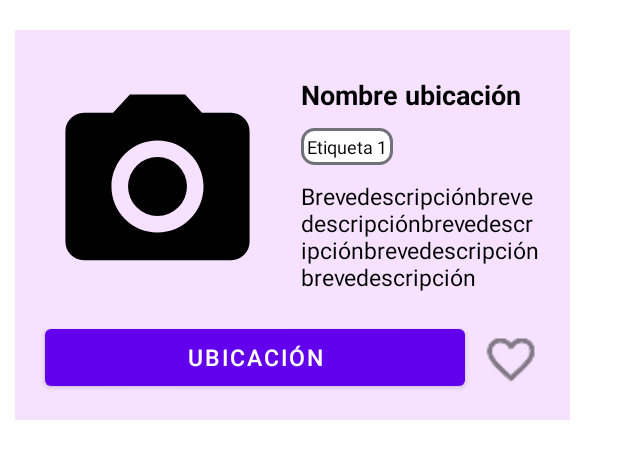
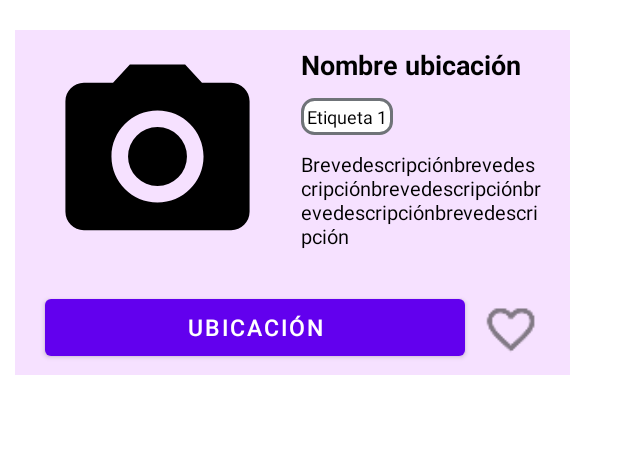
Before and after one commit to SantiFdezz/CornerFinderApp, an Android app: the layout recycler_view_hotspots.xml on its own in the app's theme, with its tools: preview values and no code run, on a phone screen of 412 x 824 dp. Shown: the top 459 px of the screen. Run offline under Robolectric (Android 15) with nearby library versions, the light colour scheme and no system bars; network calls fail.

Commit message:
#11 Cambiados el layout

```diff
--- a/AndroidCornerFinder/app/src/main/java/com/example/cornerfinder/ui/hotspots/HotspotsData.java
+++ b/AndroidCornerFinder/app/src/main/java/com/example/cornerfinder/ui/hotspots/HotspotsData.java
@@ -31,9 +31,9 @@ public class HotspotsData {
 
     public HotspotsData(JSONObject json){
         try{
-            this.placeName = json.getString("placeName");
+            this.placeName = json.getString("place_name");
             this.descripcion = json.getString("descripcion");
-            this.etiqueta = json.getString("etiqueta");
+            this.etiqueta = json.getString("tag");
             this.location = json.getString("location");
             this.image_url = json.getString("image_url");
         }catch (JSONException e){ e.printStackTrace(); }
--- a/AndroidCornerFinder/app/src/main/java/com/example/cornerfinder/ui/hotspots/HotspotsFragment.java
+++ b/AndroidCornerFinder/app/src/main/java/com/example/cornerfinder/ui/hotspots/HotspotsFragment.java
@@ -45,7 +45,7 @@ public class HotspotsFragment extends Fragment {
 // una lista.
         JsonArrayRequest request = new JsonArrayRequest(
                 Request.Method.GET,
-                "https://raw.githubusercontent.com/Bl4nc018/Proyectos-2-trimestre/main/beaches.json",
+                "https://raw.githubusercontent.com/Bl4nc018/Proyectos-2-trimestre/main/saved_places.json",
                 null,
                 response -> {
                     List<HotspotsData> allTheHotspots = new ArrayList<>();
--- a/AndroidCornerFinder/app/src/main/res/layout/recycler_view_hotspots.xml
+++ b/AndroidCornerFinder/app/src/main/res/layout/recycler_view_hotspots.xml
@@ -3,7 +3,7 @@
     xmlns:android="http://schemas.android.com/apk/res/android"
     xmlns:app="http://schemas.android.com/apk/res-auto"
     android:layout_width="370dp"
-    android:layout_height="260dp"
+    android:layout_height="230dp"
     android:layout_marginTop="20dp"
     android:layout_marginStart="10dp"
     android:layout_marginEnd="20dp"
@@ -14,7 +14,7 @@
         android:layout_width="150dp"
         android:layout_height="147dp"
         android:layout_marginStart="20dp"
-        android:layout_marginTop="30dp"
+        android:layout_marginTop="10dp"
         android:src="@drawable/ic_menu_camera"
         app:layout_constraintBottom_toBottomOf="@+id/descripcion"
         app:layout_constraintStart_toStartOf="parent"
@@ -53,7 +53,7 @@
         android:layout_height="80dp"
         android:layout_marginTop="10dp"
         android:text="Brevedescripciónbrevedescripciónbrevedescripciónbrevedescripciónbrevedescripción"
-        android:textSize="15dp"
+        android:textSize="13dp"
         android:textColor="@color/black"
         app:layout_constraintEnd_toEndOf="@+id/heart"
         app:layout_constraintHorizontal_bias="0.0"
```
